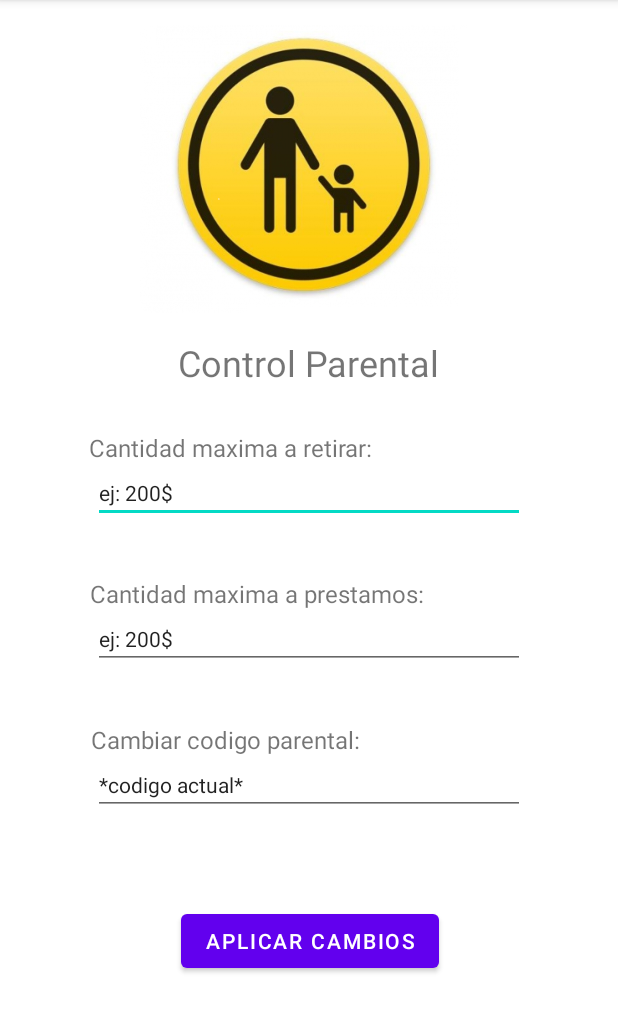
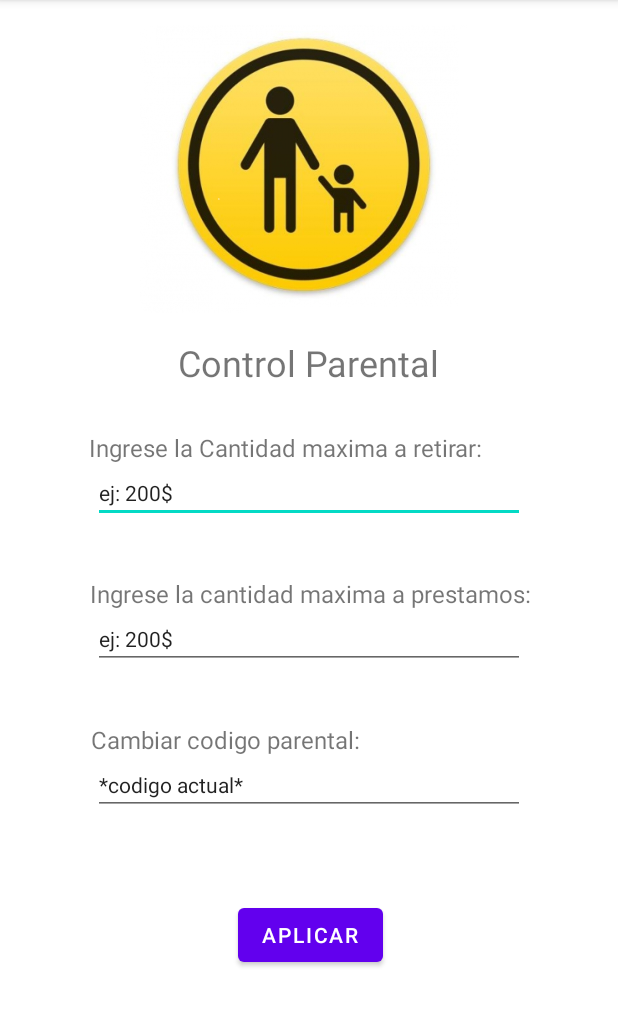
Before and after one commit to osvaldoortega01/MyFirstBank, an Android app: the Parental_Control_Activity screen opened directly, with no data from a screen before it, on a phone screen of 412 x 824 dp, the part 84-1117 px from its top. Run offline under Robolectric (Android 15) with nearby library versions, the phone set to English and light mode, and no system bars.

Commit message:
controlParental

```diff
--- a/app/src/main/res/layout/activity_parental_control.xml
+++ b/app/src/main/res/layout/activity_parental_control.xml
@@ -12,8 +12,8 @@
         android:layout_height="wrap_content"
         android:layout_marginStart="60dp"
         android:layout_marginTop="29dp"
-        android:layout_marginEnd="164dp"
-        android:text="Cantidad maxima a retirar:"
+        android:layout_marginEnd="91dp"
+        android:text="Ingrese la Cantidad maxima a retirar:"
         android:textSize="16sp"
         app:layout_constraintBottom_toTopOf="@+id/et_Cantidad_Maxima_r"
         app:layout_constraintEnd_toEndOf="parent"
@@ -51,8 +51,8 @@
         android:layout_height="wrap_content"
         android:layout_marginStart="60dp"
         android:layout_marginTop="36dp"
-        android:layout_marginEnd="129dp"
-        android:text="Cantidad maxima a prestamos:"
+        android:layout_marginEnd="58dp"
+        android:text="Ingrese la cantidad maxima a prestamos:"
         android:textSize="16sp"
         app:layout_constraintEnd_toEndOf="parent"
         app:layout_constraintStart_toStartOf="parent"
@@ -123,12 +123,11 @@
         android:id="@+id/btn_Aplicar_Cambios_CP"
         android:layout_width="wrap_content"
         android:layout_height="wrap_content"
-        android:layout_marginStart="119dp"
-        android:layout_marginTop="60dp"
-        android:layout_marginEnd="119dp"
-        android:text="Aplicar Cambios"
+        android:layout_marginStart="157dp"
+        android:layout_marginTop="56dp"
+        android:layout_marginEnd="156dp"
+        android:text="Aplicar"
         app:layout_constraintEnd_toEndOf="parent"
-        app:layout_constraintHorizontal_bias="1.0"
         app:layout_constraintStart_toStartOf="parent"
         app:layout_constraintTop_toBottomOf="@+id/et_Codigo_Parental" />
 
```
